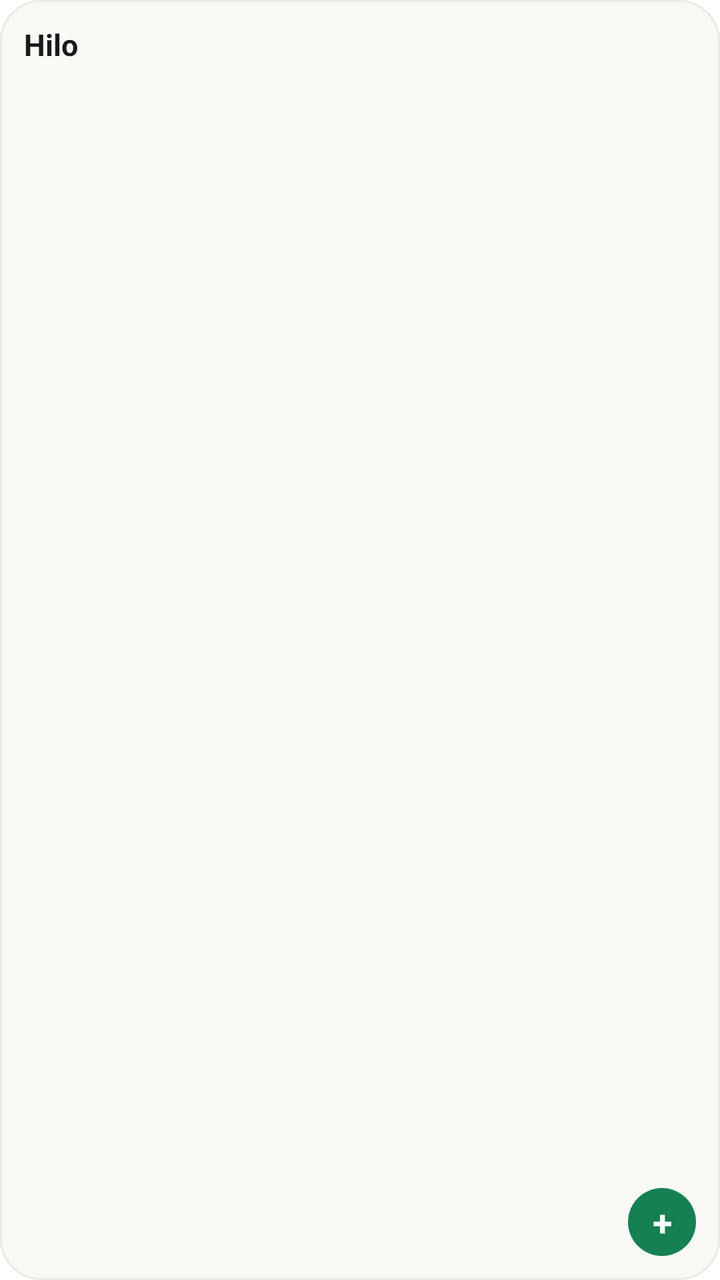
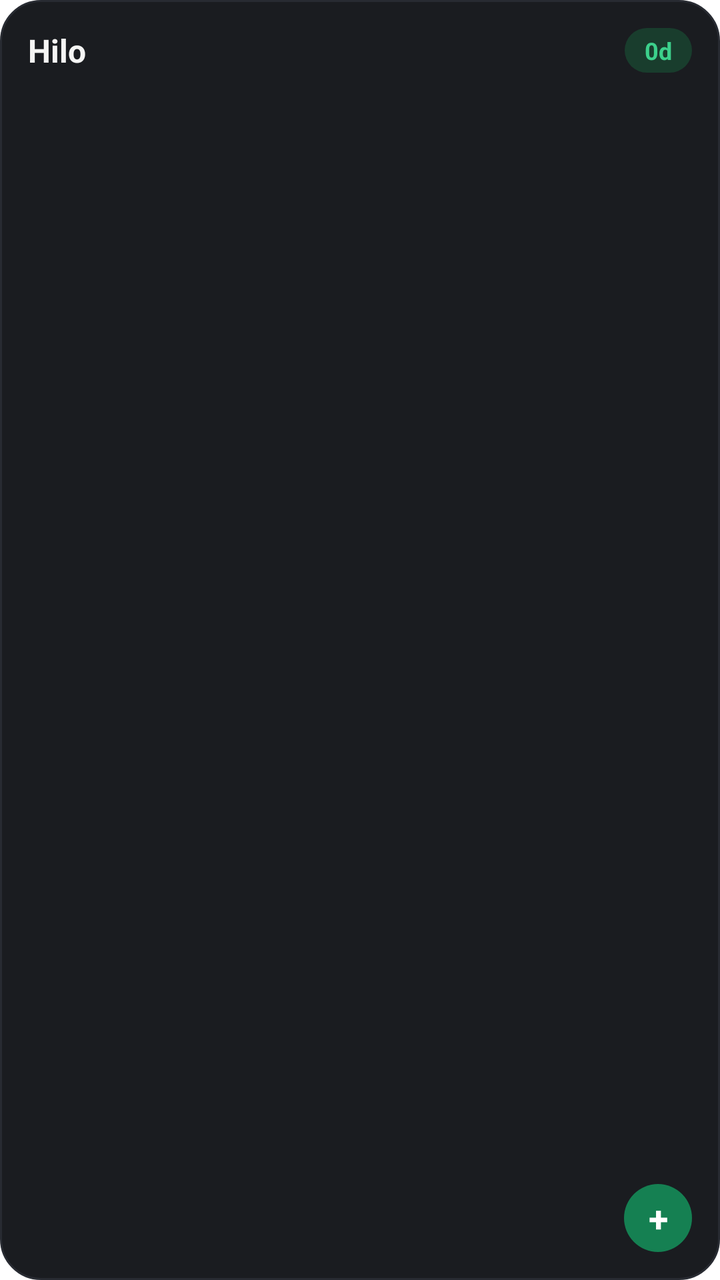

An Android layout rendered at two revisions. The XML below is the earlier revision; the diff shows what the commit changed to produce the second picture.
<!-- AndroidManifest.xml: fallback theme Theme.MaterialComponents.DayNight.NoActionBar -->
<!-- res/layout/hilo_widget_compact.xml -->
<?xml version="1.0" encoding="utf-8"?>
<LinearLayout xmlns:android="http://schemas.android.com/apk/res/android"
    android:layout_width="match_parent"
    android:layout_height="match_parent"
    android:background="@drawable/hilo_widget_bg_light"
    android:orientation="vertical"
    android:padding="12dp">

    <TextView
        android:id="@+id/compact_title"
        android:layout_width="match_parent"
        android:layout_height="wrap_content"
        android:ellipsize="end"
        android:maxLines="1"
        android:text="Hilo"
        android:textColor="#1C1917"
        android:textSize="15sp"
        android:textStyle="bold" />

    <ImageView
        android:id="@+id/compact_heatmap_image"
        android:layout_width="match_parent"
        android:layout_height="0dp"
        android:layout_marginTop="6dp"
        android:layout_marginBottom="6dp"
        android:layout_weight="1"
        android:contentDescription="Mapa de calor del hábito"
        android:scaleType="fitCenter" />

    <LinearLayout
        android:layout_width="match_parent"
        android:layout_height="wrap_content"
        android:gravity="center_vertical"
        android:orientation="horizontal">

        <LinearLayout
            android:layout_width="0dp"
            android:layout_height="wrap_content"
            android:layout_weight="1"
            android:paddingEnd="6dp"
            android:orientation="vertical">

            <TextView
                android:id="@+id/compact_weekly"
                android:layout_width="match_parent"
                android:layout_height="wrap_content"
                android:ellipsize="end"
                android:maxLines="1"
                android:textColor="#1C1917"
                android:textSize="11.5sp"
                android:textStyle="bold" />

            <TextView
                android:id="@+id/compact_streak"
                android:layout_width="match_parent"
                android:layout_height="wrap_content"
                android:ellipsize="end"
                android:maxLines="1"
                android:textColor="#78716C"
                android:textSize="10.5sp" />
        </LinearLayout>

        <TextView
            android:id="@+id/compact_action_btn"
            android:layout_width="34dp"
            android:layout_height="34dp"
            android:background="@drawable/hilo_widget_fab_bg"
            android:gravity="center"
            android:text="+"
            android:textColor="#FFFFFF"
            android:textSize="18sp"
            android:textStyle="bold" />
    </LinearLayout>
</LinearLayout>
<!-- resources referenced by this layout -->
<resources>
  <!-- drawable hilo_widget_bg_light (drawable) -->
  <?xml version="1.0" encoding="utf-8"?>
  <shape xmlns:android="http://schemas.android.com/apk/res/android"
      android:shape="rectangle">
      <solid android:color="#FAF9F6" />
      <corners android:radius="20dp" />
      <stroke android:width="1dp" android:color="#ECEAE4" />
  </shape>
  <!-- drawable hilo_widget_fab_bg (drawable) -->
  <?xml version="1.0" encoding="utf-8"?>
  <shape xmlns:android="http://schemas.android.com/apk/res/android"
      android:shape="oval">
      <solid android:color="#158052" />
  </shape>
</resources>

<!-- the commit's change to res/layout/hilo_widget_compact.xml (unified diff, before → after) -->
@@ -2,27 +2,50 @@
 <LinearLayout xmlns:android="http://schemas.android.com/apk/res/android"
     android:layout_width="match_parent"
     android:layout_height="match_parent"
-    android:background="@drawable/hilo_widget_bg_light"
+    android:background="@drawable/hilo_widget_bg_dark"
     android:orientation="vertical"
-    android:padding="12dp">
+    android:padding="14dp">
 
-    <TextView
-        android:id="@+id/compact_title"
+    <LinearLayout
+        android:id="@+id/compact_header"
         android:layout_width="match_parent"
         android:layout_height="wrap_content"
-        android:ellipsize="end"
-        android:maxLines="1"
-        android:text="Hilo"
-        android:textColor="#1C1917"
-        android:textSize="15sp"
-        android:textStyle="bold" />
+        android:gravity="center_vertical"
+        android:orientation="horizontal">
+
+        <TextView
+            android:id="@+id/compact_title"
+            android:layout_width="0dp"
+            android:layout_height="wrap_content"
+            android:layout_weight="1"
+            android:ellipsize="end"
+            android:maxLines="1"
+            android:text="Hilo"
+            android:textColor="#F5F5F4"
+            android:textSize="16sp"
+            android:textStyle="bold" />
+
+        <TextView
+            android:id="@+id/compact_streak_badge"
+            android:layout_width="wrap_content"
+            android:layout_height="wrap_content"
+            android:background="@drawable/hilo_widget_badge_bg"
+            android:paddingLeft="10dp"
+            android:paddingTop="3dp"
+            android:paddingRight="10dp"
+            android:paddingBottom="3dp"
+            android:text="0d"
+            android:textColor="#3CD08B"
+            android:textSize="12sp"
+            android:textStyle="bold" />
+    </LinearLayout>
 
     <ImageView
         android:id="@+id/compact_heatmap_image"
         android:layout_width="match_parent"
         android:layout_height="0dp"
-        android:layout_marginTop="6dp"
-        android:layout_marginBottom="6dp"
+        android:layout_marginTop="10dp"
+        android:layout_marginBottom="10dp"
         android:layout_weight="1"
         android:contentDescription="Mapa de calor del hábito"
         android:scaleType="fitCenter" />
@@ -37,8 +60,8 @@
             android:layout_width="0dp"
             android:layout_height="wrap_content"
             android:layout_weight="1"
-            android:paddingEnd="6dp"
-            android:orientation="vertical">
+            android:orientation="vertical"
+            android:paddingEnd="8dp">
 
             <TextView
                 android:id="@+id/compact_weekly"
@@ -46,18 +69,18 @@
                 android:layout_height="wrap_content"
                 android:ellipsize="end"
                 android:maxLines="1"
-                android:textColor="#1C1917"
-                android:textSize="11.5sp"
+                android:textColor="#F5F5F4"
+                android:textSize="13sp"
                 android:textStyle="bold" />
 
             <TextView
-                android:id="@+id/compact_streak"
+                android:id="@+id/compact_status"
                 android:layout_width="match_parent"
                 android:layout_height="wrap_content"
                 android:ellipsize="end"
                 android:maxLines="1"
-                android:textColor="#78716C"
-                android:textSize="10.5sp" />
+                android:textColor="#A1A1AA"
+                android:textSize="11sp" />
         </LinearLayout>
 
         <TextView
<!-- resource entries referenced after the edit -->
@@ -1,12 +1,19 @@
 <!-- resources referenced by this layout -->
 <resources>
-  <!-- drawable hilo_widget_bg_light (drawable) -->
+  <!-- drawable hilo_widget_badge_bg (drawable) -->
   <?xml version="1.0" encoding="utf-8"?>
   <shape xmlns:android="http://schemas.android.com/apk/res/android"
       android:shape="rectangle">
-      <solid android:color="#FAF9F6" />
+      <solid android:color="#193D2D" />
+      <corners android:radius="999dp" />
+  </shape>
+  <!-- drawable hilo_widget_bg_dark (drawable) -->
+  <?xml version="1.0" encoding="utf-8"?>
+  <shape xmlns:android="http://schemas.android.com/apk/res/android"
+      android:shape="rectangle">
+      <solid android:color="#1A1C20" />
       <corners android:radius="20dp" />
-      <stroke android:width="1dp" android:color="#ECEAE4" />
+      <stroke android:width="1dp" android:color="#282B32" />
   </shape>
   <!-- drawable hilo_widget_fab_bg (drawable) -->
   <?xml version="1.0" encoding="utf-8"?>
